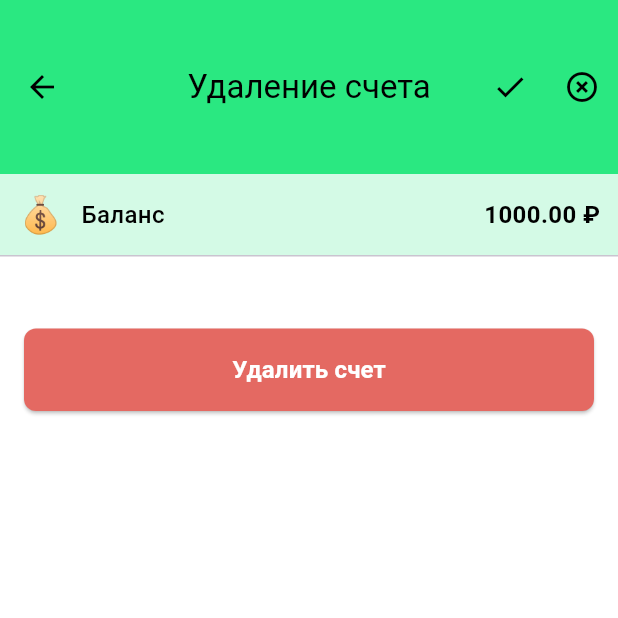
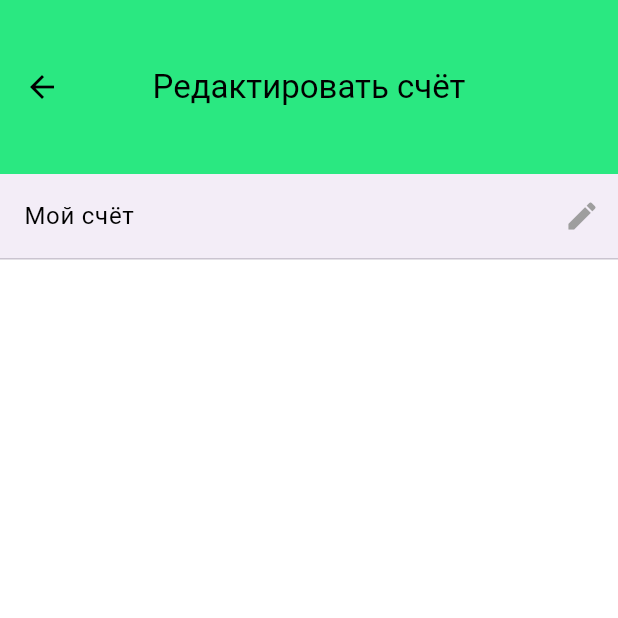
Before and after one commit to PervuhinRoman/SHMR25, a Flutter app: the screen it shows after launch, item 3 of the bottom bar chosen, after a tap on "Баланс", on a phone screen of 412 x 824 dp, the top half of it. Run offline on Flutter 3.47's test engine with Material 3 defaults, Android fonts, the phone set to English and light mode, and no system bars; our stand-ins replace connectivity_plus, dio, flutter_bloc, freezed_annotation, sensors_plus, shared_preferences and 1 more; missing offline and left inert: fuzzywuzzy; accounts and stored records are empty; network calls fail.

Commit message:
Fixes account's pages

```diff
--- /dev/null
+++ b/lib/domain/cubit/account_cubit.dart
@@ -0,0 +1,91 @@
+import 'package:flutter_bloc/flutter_bloc.dart';
+import 'package:shared_preferences/shared_preferences.dart';
+import 'package:shmr_finance/domain/models/currency/currency.dart';
+
+part 'account_state.dart';
+
+class MyAccountCubit extends Cubit<MyAccountState> {
+  static const String _currencyCodeKey = 'selected_currency_code';
+  static const String _currencySymbolKey = 'selected_currency_symbol';
+  static const String _accountNameKey = 'account_name';
+
+  MyAccountCubit() : super(MyAccountState(selectedCurrency: Currencies.available.first, isLoading: true)) {
+    _loadAccountData();
+  }
+
+  Future<void> _loadAccountData() async {
+    try {
+      print('📱 Загружаю данные аккаунта из SharedPreferences...');
+      final prefs = await SharedPreferences.getInstance();
+
+      // Загружаем валюту
+      final currencyCode = prefs.getString(_currencyCodeKey);
+      final currencySymbol = prefs.getString(_currencySymbolKey);
+      print('📱 Получен код валюты: $currencyCode, символ: $currencySymbol');
+
+      Currency currency;
+      if (currencyCode != null) {
+        currency = Currencies.getByCode(currencyCode) ?? Currencies.available.first;
+      } else {
+        currency = Currencies.available.first;
+      }
+      print('📱 Найдена валюта: ${currency.code}');
+
+      // Загружаем имя счета
+      final accountName = prefs.getString(_accountNameKey) ?? 'Мой счёт';
+      print('📱 Загружено имя счета: $accountName');
+
+      emit(state.copyWith(
+        selectedCurrency: currency,
+        accountName: accountName,
+        isLoading: false,
+      ));
+      print('📡 Состояние обновлено после загрузки: ${state.selectedCurrency.code}, ${state.accountName}');
+    } catch (e) {
+      print('❌ Ошибка при загрузке данных аккаунта: $e');
+      emit(state.copyWith(isLoading: false));
+    }
+  }
+
+  Future<void> setCurrency(Currency currency) async {
+    print('🔄 setCurrency вызван: ${currency.code} (${currency.symbol})');
+    await _saveCurrencyToPrefs(currency.code, currency.symbol);
+    print('💾 Валюта сохранена в SharedPreferences: ${currency.code} (${currency.symbol})');
+    emit(state.copyWith(selectedCurrency: currency));
+    print('📡 Состояние обновлено: ${state.selectedCurrency.code} (${state.selectedCurrency.symbol})');
+  }
+
+  Future<void> setCurrencyByCode(String currencyCode) async {
+    final currency = Currencies.getByCode(currencyCode);
+    if (currency != null) {
+      await setCurrency(currency);
+    }
+  }
+
+  Future<void> setAccountName(String accountName) async {
+    print('🔄 setAccountName вызван: $accountName');
+    await _saveAccountNameToPrefs(accountName);
+    print('💾 Имя счета сохранено в SharedPreferences: $accountName');
+    emit(state.copyWith(accountName: accountName));
+    print('📡 Состояние обновлено: ${state.accountName}');
+  }
+
+  Future<void> _saveCurrencyToPrefs(String code, String symbol) async {
+    try {
+      final prefs = await SharedPreferences.getInstance();
+      await prefs.setString(_currencyCodeKey, code);
+      await prefs.setString(_currencySymbolKey, symbol);
+    } catch (e) {
+      print('❌ Ошибка при сохранении валюты: $e');
+    }
+  }
+
+  Future<void> _saveAccountNameToPrefs(String accountName) async {
+    try {
+      final prefs = await SharedPreferences.getInstance();
+      await prefs.setString(_accountNameKey, accountName);
+    } catch (e) {
+      print('❌ Ошибка при сохранении имени счета: $e');
+    }
+  }
+}
--- a/lib/domain/cubit/currency_state.dart
+++ b/lib/domain/cubit/account_state.dart
@@ -1,20 +1,24 @@
-part of 'currency_cubit.dart';
+part of 'account_cubit.dart';
 
-class CurrencyState {
+class MyAccountState {
   final Currency selectedCurrency;
+  final String accountName;
   final bool isLoading;
 
-  const CurrencyState({
+  const MyAccountState({
     required this.selectedCurrency,
+    this.accountName = '',
     this.isLoading = false,
   });
 
-  CurrencyState copyWith({
+  MyAccountState copyWith({
     Currency? selectedCurrency,
+    String? accountName,
     bool? isLoading,
   }) {
-    return CurrencyState(
+    return MyAccountState(
       selectedCurrency: selectedCurrency ?? this.selectedCurrency,
+      accountName: accountName ?? this.accountName,
       isLoading: isLoading ?? this.isLoading,
     );
   }
--- a/lib/domain/cubit/currency_cubit.dart
+++ /dev/null
@@ -1,41 +0,0 @@
-import 'package:flutter_bloc/flutter_bloc.dart';
-import 'package:shmr_finance/data/services/preferences_service.dart';
-import 'package:shmr_finance/domain/models/currency/currency.dart';
-
-part 'currency_state.dart';
-
-class CurrencyCubit extends Cubit<CurrencyState> {
-  CurrencyCubit() : super(CurrencyState(selectedCurrency: Currencies.available.first, isLoading: true)) {
-    _loadSelectedCurrency();
-  }
-
-  Future<void> _loadSelectedCurrency() async {
-    try {
-      print('📱 Загружаю валюту из SharedPreferences...');
-      final currencyCode = await PreferencesService.getSelectedCurrency();
-      print('📱 Получен код валюты: $currencyCode');
-      final currency = Currencies.getByCode(currencyCode) ?? Currencies.available.first;
-      print('📱 Найдена валюта: ${currency.code}');
-      emit(state.copyWith(selectedCurrency: currency, isLoading: false));
-      print('📡 Состояние обновлено после загрузки: ${state.selectedCurrency.code}');
-    } catch (e) {
-      print('❌ Ошибка при загрузке валюты: $e');
-      emit(state.copyWith(isLoading: false));
-    }
-  }
-
-  Future<void> setCurrency(Currency currency) async {
-    print('🔄 setCurrency вызван: ${currency.code} (${currency.symbol})');
-    await PreferencesService.setSelectedCurrency(currency.code, currency.symbol);
-    print('💾 Валюта сохранена в SharedPreferences: ${currency.code} (${currency.symbol})');
-    emit(state.copyWith(selectedCurrency: currency));
-    print('📡 Состояние обновлено: ${state.selectedCurrency.code} (${state.selectedCurrency.symbol})');
-  }
-
-  Future<void> setCurrencyByCode(String currencyCode) async {
-    final currency = Currencies.getByCode(currencyCode);
-    if (currency != null) {
-      await setCurrency(currency);
-    }
-  }
-}
--- a/lib/main.dart
+++ b/lib/main.dart
@@ -2,9 +2,9 @@ import 'package:flutter/material.dart';
 import 'package:flutter_bloc/flutter_bloc.dart';
 import 'package:shared_preferences/shared_preferences.dart';
 import 'package:shmr_finance/data/services/balance_visibility_service.dart';
+import 'package:shmr_finance/domain/cubit/account_cubit.dart';
 import 'package:shmr_finance/domain/cubit/blur_cubit.dart';
 import 'package:shmr_finance/domain/cubit/category_cubit.dart';
-import 'package:shmr_finance/domain/cubit/currency_cubit.dart';
 import 'package:shmr_finance/domain/cubit/transaction_cubit.dart';
 import 'package:shmr_finance/presentation/account_page.dart';
 import 'package:shmr_finance/presentation/categories_page.dart';
@@ -29,7 +29,7 @@ void main() async {
     MultiBlocProvider(
       providers: [
         BlocProvider(create: (_) => TransactionCubit()),
-        BlocProvider(create: (_) => CurrencyCubit()),
+        BlocProvider(create: (_) => MyAccountCubit()),
         BlocProvider(create: (_) => BlurCubit()),
         BlocProvider(create: (_) => CategoryCubit()),
       ],
--- a/lib/presentation/account_delete_page.dart
+++ b/lib/presentation/account_delete_page.dart
@@ -2,26 +2,26 @@ import 'package:flutter/material.dart';
 import 'package:flutter_bloc/flutter_bloc.dart';
 import 'package:intl/intl.dart';
 import 'package:shmr_finance/app_theme.dart';
-import 'package:shmr_finance/domain/cubit/currency_cubit.dart';
 import 'package:shmr_finance/domain/models/account/account.dart';
 import 'package:shmr_finance/presentation/widgets/animated_balance_tile.dart';
 import 'package:shmr_finance/presentation/widgets/custom_appbar.dart';
 
+import '../domain/cubit/account_cubit.dart';
+
 class AccountDeletePage extends StatelessWidget {
   final AccountResponse account;
 
-  const AccountDeletePage({
-    super.key,
-    required this.account,
-  });
+  const AccountDeletePage({super.key, required this.account});
 
   @override
   Widget build(BuildContext context) {
     final balance = double.tryParse(account.balance) ?? 0.0;
 
+    return BlocBuilder<MyAccountCubit, MyAccountState>(
+      builder: (context, myAccountState) {
         return Scaffold(
           appBar: CustomAppBar(
-        title: "Удаление счета",
+            title: myAccountState.accountName,
             actions: <Widget>[
               IconButton(
                 icon: const Icon(Icons.check),
@@ -37,7 +37,7 @@ class AccountDeletePage extends StatelessWidget {
               ),
             ],
           ),
-      body: BlocBuilder<CurrencyCubit, CurrencyState>(
+          body: BlocBuilder<MyAccountCubit, MyAccountState>(
             builder: (context, currencyState) {
               return Column(
                 crossAxisAlignment: CrossAxisAlignment.stretch,
@@ -46,7 +46,9 @@ class AccountDeletePage extends StatelessWidget {
                   AnimatedBalanceTile(
                     icon: '💰',
                     title: 'Баланс',
-                value: "${NumberFormat("0.00").format(balance)} ${currencyState.selectedCurrency.symbol}",
+                    value:
+                    "${NumberFormat("0.00").format(balance)} ${currencyState
+                        .selectedCurrency.symbol}",
                   ),
                   const Divider(
                     height: 1,
@@ -71,10 +73,8 @@ class AccountDeletePage extends StatelessWidget {
                       ),
                       child: const Text(
                         'Удалить счет',
-                    style: TextStyle(
-                      fontSize: 16,
-                      fontWeight: FontWeight.w600,
-                    ),
+                        style: TextStyle(fontSize: 16,
+                            fontWeight: FontWeight.w600),
                       ),
                     ),
                   ),
@@ -82,6 +82,8 @@ class AccountDeletePage extends StatelessWidget {
               );
             },
           ),
+        );
+      },
     );
   }
 
@@ -92,7 +94,8 @@ class AccountDeletePage extends StatelessWidget {
         return AlertDialog(
           title: const Text('Подтверждение удаления'),
           content: Text(
-            'Вы уверены, что хотите удалить счет "${account.name}"? Это действие нельзя отменить.',
+            'Вы уверены, что хотите удалить счет "${account
+                .name}"? Это действие нельзя отменить.',
           ),
           actions: [
             TextButton(
--- a/lib/presentation/account_page.dart
+++ b/lib/presentation/account_page.dart
@@ -3,11 +3,11 @@ import 'package:flutter_bloc/flutter_bloc.dart';
 import 'package:intl/intl.dart';
 import 'package:shmr_finance/app_theme.dart';
 import 'package:shmr_finance/data/repositories/account_repo_imp.dart';
-import 'package:shmr_finance/domain/cubit/blur_cubit.dart';
-import 'package:shmr_finance/domain/cubit/currency_cubit.dart';
+import 'package:shmr_finance/domain/cubit/account_cubit.dart';
 import 'package:shmr_finance/domain/models/account/account.dart';
 import 'package:shmr_finance/domain/models/currency/currency.dart';
 import 'package:shmr_finance/presentation/account_delete_page.dart';
+import 'package:shmr_finance/presentation/edit_account_page.dart';
 import 'package:shmr_finance/presentation/widgets/animated_balance_tile.dart';
 import 'package:shmr_finance/presentation/widgets/custom_appbar.dart';
 
@@ -64,7 +64,7 @@ class _AccountPageState extends State<AccountPage> {
   }
 
   Widget _buildCurrencySelector() {
-    return BlocBuilder<CurrencyCubit, CurrencyState>(
+    return BlocBuilder<MyAccountCubit, MyAccountState>(
       builder: (context, state) {
         return Container(
           padding: const EdgeInsets.all(20),
@@ -82,10 +82,7 @@ class _AccountPageState extends State<AccountPage> {
               const SizedBox(height: 20),
               const Text(
                 'Выберите валюту',
-                style: TextStyle(
-                  fontSize: 18,
-                  fontWeight: FontWeight.w600,
-                ),
+                style: TextStyle(fontSize: 18, fontWeight: FontWeight.w600),
               ),
               const SizedBox(height: 20),
               Flexible(
@@ -94,7 +91,8 @@ class _AccountPageState extends State<AccountPage> {
                   itemCount: Currencies.available.length,
                   itemBuilder: (context, index) {
                     final currency = Currencies.available[index];
-                    final isSelected = currency.code == state.selectedCurrency.code;
+                    final isSelected =
+                        currency.code == state.selectedCurrency.code;
 
                     return ListTile(
                       leading: Text(
@@ -103,11 +101,15 @@ class _AccountPageState extends State<AccountPage> {
                       ),
                       title: Text(currency.name),
                       subtitle: Text('${currency.code} ${currency.symbol}'),
-                      trailing: isSelected
-                        ? Icon(Icons.check, color: CustomAppTheme.figmaMainColor)
+                      trailing:
+                          isSelected
+                              ? Icon(
+                                Icons.check,
+                                color: CustomAppTheme.figmaMainColor,
+                              )
                               : null,
                       onTap: () {
-                        context.read<CurrencyCubit>().setCurrency(currency);
+                        context.read<MyAccountCubit>().setCurrency(currency);
                         Navigator.pop(context);
                       },
                     );
@@ -124,9 +126,13 @@ class _AccountPageState extends State<AccountPage> {
 
   @override
   Widget build(BuildContext context) {
+    return BlocBuilder<MyAccountCubit, MyAccountState>(
+      builder: (context, accountState) {
         return Scaffold(
           appBar: CustomAppBar(
-        title: "Мой счёт",
+            title: accountState.accountName.isNotEmpty
+                ? accountState.accountName
+                : "Мой счёт",
             actions: <Widget>[
               IconButton(
                 icon: const Icon(Icons.mode_edit_outlined),
@@ -135,10 +141,7 @@ class _AccountPageState extends State<AccountPage> {
                     context,
                     MaterialPageRoute<void>(
                       builder: (BuildContext context) {
-                    return Scaffold(
-                      appBar: AppBar(title: Text("Редактировать счёт")),
-                      body: Center(child: Text("Форма редактирования")),
-                    );
+                        return AccountDeletePage(account: _accountData!);
                       },
                     ),
                   );
@@ -146,7 +149,8 @@ class _AccountPageState extends State<AccountPage> {
               ),
             ],
           ),
-      body: _isLoading
+          body:
+              _isLoading
                   ? const Center(child: CircularProgressIndicator())
                   : _error != null
                       ? Center(child: Text('Ошибка: $_error'))
@@ -154,13 +158,15 @@ class _AccountPageState extends State<AccountPage> {
                           ? const Center(child: Text('Нет данных'))
                           : _buildAccountContent(),
         );
+      },
+    );
   }
 
   Widget _buildAccountContent() {
     final account = _accountData!;
     final balance = double.tryParse(account.balance) ?? 0.0;
 
-    return BlocBuilder<CurrencyCubit, CurrencyState>(
+    return BlocBuilder<MyAccountCubit, MyAccountState>(
       builder: (context, currencyState) {
         if (currencyState.isLoading) {
           return const Center(child: CircularProgressIndicator());
@@ -174,8 +180,9 @@ class _AccountPageState extends State<AccountPage> {
                   AnimatedBalanceTile(
                     icon: '💰',
                     title: 'Баланс',
-                    value: "${NumberFormat("0.00").format(balance)} ${currencyState.selectedCurrency.symbol}",
-                    onTap: _navigateToDeletePage,
+                    value:
+                        "${NumberFormat("0.00").format(balance)} ${currencyState.selectedCurrency.symbol}",
+                    onTap: _navigateToEditPage,
                   ),
                   const Divider(
                     height: 1,
@@ -198,12 +205,10 @@ class _AccountPageState extends State<AccountPage> {
     );
   }
 
-  void _navigateToDeletePage() {
+  void _navigateToEditPage() {
     Navigator.push(
       context,
-      MaterialPageRoute(
-        builder: (context) => AccountDeletePage(account: _accountData!),
-      ),
+      MaterialPageRoute(builder: (context) => const EditAccountPage()),
     );
   }
 }
@@ -234,26 +239,14 @@ class _AccountListTile extends StatelessWidget {
             children: [
               Text(icon, style: const TextStyle(fontSize: 24)),
               const SizedBox(width: 12),
-              Expanded(
-                child: Text(
-                  title,
-                  style: const TextStyle(
-                    fontSize: 16,
-                    fontWeight: FontWeight.w500,
-                    color: Colors.black,
+              Expanded(child: Text(title)),
+              Text(value),
+              const SizedBox(width: 8),
+              const Icon(
+                Icons.arrow_forward_ios_rounded,
+                size: 16,
+                color: Colors.grey,
               ),
-                ),
-              ),
-              Text(
-                value,
-                style: const TextStyle(
-                  fontSize: 16,
-                  fontWeight: FontWeight.bold,
-                  color: Colors.black,
-                ),
-              ),
-              const SizedBox(width: 8),
-              const Icon(Icons.arrow_forward_ios_rounded, size: 16, color: Colors.grey),
             ],
           ),
         ),
--- /dev/null
+++ b/lib/presentation/edit_account_page.dart
@@ -0,0 +1,79 @@
+import 'package:flutter/material.dart';
+import 'package:flutter_bloc/flutter_bloc.dart';
+import 'package:shmr_finance/app_theme.dart';
+import 'package:shmr_finance/domain/cubit/account_cubit.dart';
+import 'package:shmr_finance/presentation/widgets/custom_appbar.dart';
+
+class EditAccountPage extends StatefulWidget {
+  const EditAccountPage({super.key});
+
+  @override
+  State<EditAccountPage> createState() => _EditAccountPageState();
+}
+
+class _EditAccountPageState extends State<EditAccountPage> {
+  late TextEditingController _accountNameController;
+
+  @override
+  void initState() {
+    super.initState();
+    _accountNameController = TextEditingController();
+  }
+
+  @override
+  void didChangeDependencies() {
+    super.didChangeDependencies();
+    // Устанавливаем текущее имя счета из AccountCubit
+    final accountState = context.read<MyAccountCubit>().state;
+    if (_accountNameController.text.isEmpty && accountState.accountName.isNotEmpty) {
+      _accountNameController.text = accountState.accountName;
+    }
+  }
+
+  @override
+  void dispose() {
+    _accountNameController.dispose();
+    super.dispose();
+  }
+
+  @override
+  Widget build(BuildContext context) {
+    return Scaffold(
+      appBar: CustomAppBar(title: "Редактировать счёт"),
+      body: Column(
+        children: [
+          _buildAccountNameField(),
+          const Divider(
+            height: 1,
+            thickness: 1,
+            color: CustomAppTheme.figmaBgGrayColor,
+          ),
+        ],
+      ),
+    );
+  }
+
+  Widget _buildAccountNameField() {
+    return Container(
+      height: 56,
+      color: CustomAppTheme.figmaNavBarColor,
+      child: TextField(
+        controller: _accountNameController,
+        onChanged: (value) {
+          // Сохраняем изменения в AccountCubit
+          context.read<MyAccountCubit>().setAccountName(value);
+        },
+        decoration: const InputDecoration(
+          hintText: 'Название счета...',
+          suffixIcon: Icon(Icons.edit, color: Colors.grey),
+          border: InputBorder.none,
+          contentPadding: EdgeInsets.symmetric(
+            horizontal: 16,
+            vertical: 16,
+          ),
+        ),
+        style: const TextStyle(fontSize: 16),
+      ),
+    );
+  }
+}
--- a/lib/presentation/widgets/animated_balance_tile.dart
+++ b/lib/presentation/widgets/animated_balance_tile.dart
@@ -38,13 +38,9 @@ class _AnimatedBalanceTileState extends State<AnimatedBalanceTile>
       vsync: this,
     );
 
-    _blurAnimation = Tween<double>(
-      begin: 0.0,
-      end: 8.0,
-    ).animate(CurvedAnimation(
-      parent: _animationController,
-      curve: Curves.easeInOut,
-    ));
+    _blurAnimation = Tween<double>(begin: 0.0, end: 8.0).animate(
+      CurvedAnimation(parent: _animationController, curve: Curves.easeInOut),
+    );
   }
 
   @override
@@ -87,17 +83,10 @@ class _AnimatedBalanceTileState extends State<AnimatedBalanceTile>
                 children: [
                   Text(widget.icon, style: const TextStyle(fontSize: 24)),
                   const SizedBox(width: 12),
-                  Expanded(
-                    child: Text(
-                      widget.title,
-                      style: const TextStyle(
-                        fontSize: 16,
-                        fontWeight: FontWeight.w500,
-                        color: Colors.black,
-                      ),
-                    ),
-                  ),
-                  AnimatedBuilder(
+                  Expanded(child: Text(widget.title)),
+                  Padding(
+                    padding: const EdgeInsets.only(right: 8.0),
+                    child: AnimatedBuilder(
                       animation: _animationController,
                       builder: (context, child) {
                         return ImageFiltered(
@@ -105,16 +94,15 @@ class _AnimatedBalanceTileState extends State<AnimatedBalanceTile>
                             sigmaX: _blurAnimation.value,
                             sigmaY: _blurAnimation.value,
                           ),
-                        child: Text(
-                          widget.value,
-                          style: const TextStyle(
-                            fontSize: 16,
-                            fontWeight: FontWeight.bold,
-                            color: Colors.black,
+                          child: Text(widget.value),
+                        );
+                      },
                     ),
                   ),
-                      );
-                    },
+                  const Icon(
+                    Icons.arrow_forward_ios_rounded,
+                    size: 16,
+                    color: Colors.grey,
                   ),
                 ],
               ),
```
Lines whose indentation alone changed are shown as unchanged.
